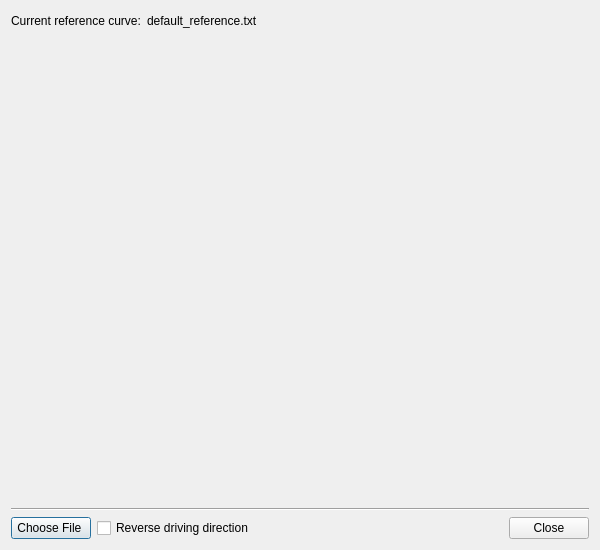
projectCARS/CARS2014-GIT, file CARS/referencedialog.ui: the form before one commit.
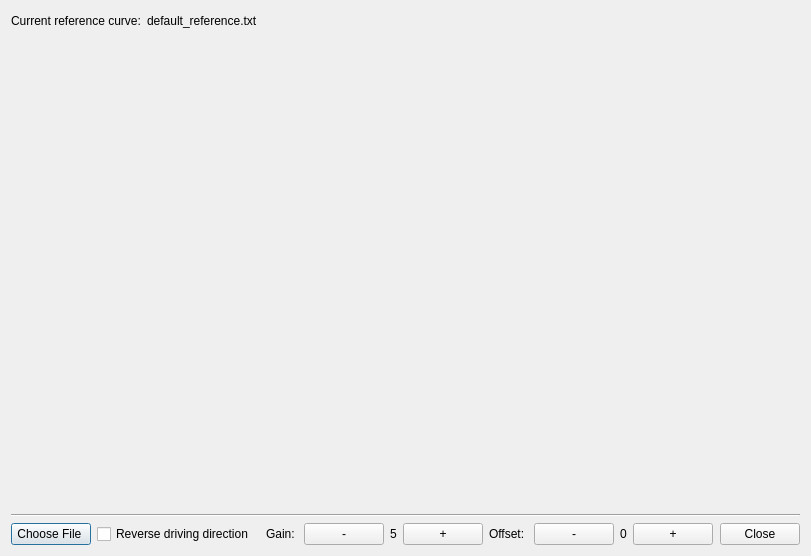
The form after the commit.

Diff of the .ui file:
```diff
--- a/CARS/referencedialog.ui
+++ b/CARS/referencedialog.ui
@@ -6,8 +6,8 @@
    <rect>
     <x>0</x>
     <y>0</y>
-    <width>600</width>
-    <height>550</height>
+    <width>811</width>
+    <height>556</height>
    </rect>
   </property>
   <property name="windowTitle">
@@ -67,6 +67,9 @@
    </item>
    <item>
     <layout class="QHBoxLayout" name="horizontalLayout">
+     <property name="sizeConstraint">
+      <enum>QLayout::SetDefaultConstraint</enum>
+     </property>
      <item>
       <widget class="QPushButton" name="chooseFileButton">
        <property name="text">
@@ -81,6 +84,81 @@
        </property>
       </widget>
      </item>
+     <item>
+      <widget class="Line" name="line_2">
+       <property name="orientation">
+        <enum>Qt::Horizontal</enum>
+       </property>
+      </widget>
+     </item>
+     <item>
+      <widget class="QLabel" name="label_4">
+       <property name="text">
+        <string>Gain: </string>
+       </property>
+      </widget>
+     </item>
+     <item>
+      <widget class="QPushButton" name="decreaseGainButton">
+       <property name="text">
+        <string>-</string>
+       </property>
+      </widget>
+     </item>
+     <item>
+      <widget class="QLabel" name="gainLabel">
+       <property name="sizePolicy">
+        <sizepolicy hsizetype="Fixed" vsizetype="Fixed">
+         <horstretch>0</horstretch>
+         <verstretch>0</verstretch>
+        </sizepolicy>
+       </property>
+       <property name="text">
+        <string>5</string>
+       </property>
+      </widget>
+     </item>
+     <item>
+      <widget class="QPushButton" name="increaseGainButton">
+       <property name="text">
+        <string>+</string>
+       </property>
+      </widget>
+     </item>
+     <item>
+      <widget class="QLabel" name="label_5">
+       <property name="text">
+        <string>Offset: </string>
+       </property>
+      </widget>
+     </item>
+     <item>
+      <widget class="QPushButton" name="decreaseOffsetButton">
+       <property name="text">
+        <string>-</string>
+       </property>
+      </widget>
+     </item>
+     <item>
+      <widget class="QLabel" name="offsetLabel">
+       <property name="sizePolicy">
+        <sizepolicy hsizetype="Fixed" vsizetype="Fixed">
+         <horstretch>0</horstretch>
+         <verstretch>0</verstretch>
+        </sizepolicy>
+       </property>
+       <property name="text">
+        <string>0</string>
+       </property>
+      </widget>
+     </item>
+     <item>
+      <widget class="QPushButton" name="increaseOffsetButton">
+       <property name="text">
+        <string>+</string>
+       </property>
+      </widget>
+     </item>
      <item>
       <spacer name="horizontalSpacer">
        <property name="orientation">
```
